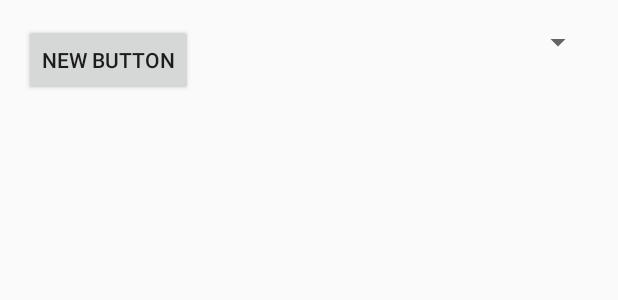
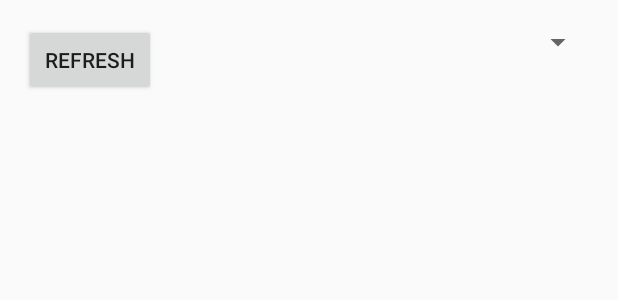
Before and after one commit to ajpodell/ParkAndPay, an Android app: the layout activity_spots_taken.xml on its own in the app's theme, with its tools: preview values and no code run, on a phone screen of 412 x 824 dp. Shown: the top 300 px of the screen. Run offline under Robolectric (Android 15) with nearby library versions, the phone set to English and light mode, and no system bars.

Commit message:
remove Parse enableDatabase call. rename refresh button

```diff
--- a/app/src/main/java/com/parkandpay/aaron/parkandpay/SpotsTakenActivity.java
+++ b/app/src/main/java/com/parkandpay/aaron/parkandpay/SpotsTakenActivity.java
@@ -34,8 +34,8 @@ public class SpotsTakenActivity extends ActionBarActivity {
     protected void onCreate(Bundle savedInstanceState) {
         super.onCreate(savedInstanceState);
         setContentView(R.layout.activity_spots_taken);
-        Parse.enableLocalDatastore(this);
-        //Parse.initialize(this, "D3e1FmZef0xReoXZlWFVGgxIosiuUfusQ9jgHT7y", "FFUhtwW99qsT4ExUj2kepUhKVAibc3MsMJYJGf2x");
+        //Parse.enableLocalDatastore(this);
+        Parse.initialize(this, "D3e1FmZef0xReoXZlWFVGgxIosiuUfusQ9jgHT7y", "FFUhtwW99qsT4ExUj2kepUhKVAibc3MsMJYJGf2x");
     }
 
     @Override
--- a/app/src/main/res/layout/activity_main.xml
+++ b/app/src/main/res/layout/activity_main.xml
@@ -17,7 +17,7 @@
         android:layout_below="@+id/pay_for_spot_button"
         android:layout_centerHorizontal="true"
         android:layout_marginTop="111dp"
-        android:onClick="onClickPayForSpot" />
+        android:onClick="onClickSpotsTaken" />
 
     <Button
         android:layout_width="wrap_content"
--- a/app/src/main/res/layout/activity_spots_taken.xml
+++ b/app/src/main/res/layout/activity_spots_taken.xml
@@ -18,7 +18,7 @@
     <Button
         android:layout_width="wrap_content"
         android:layout_height="wrap_content"
-        android:text="New Button"
+        android:text="@string/refresh"
         android:id="@+id/button_refresh"
         android:layout_alignParentTop="true"
         android:layout_alignParentLeft="true"
```
